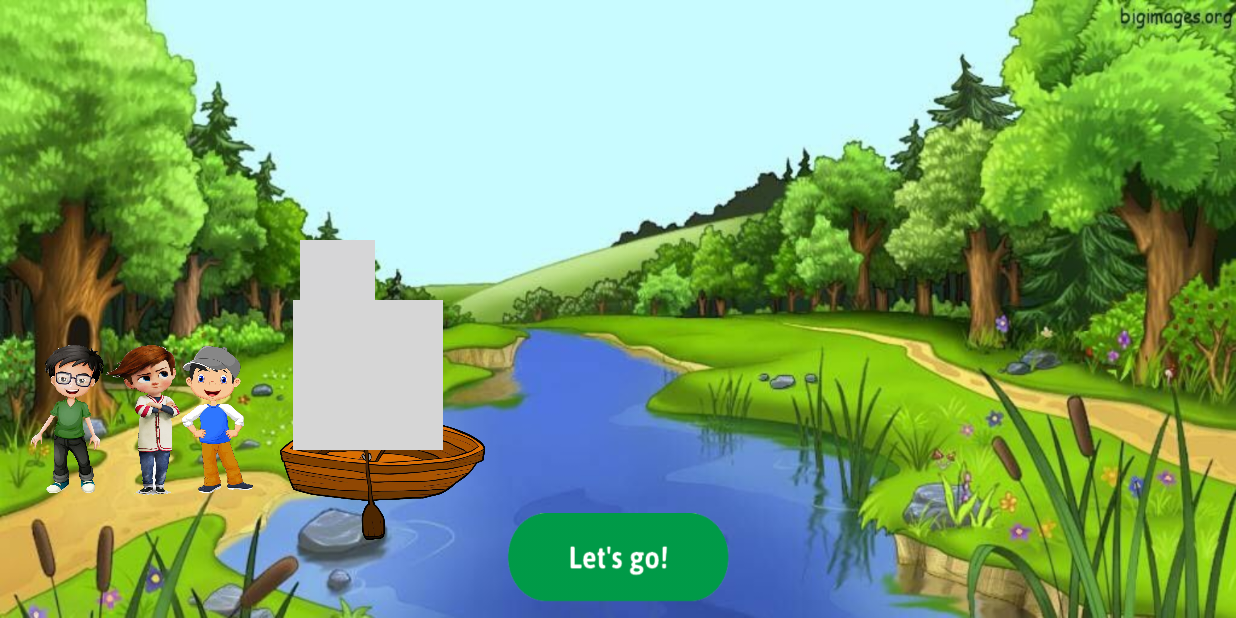
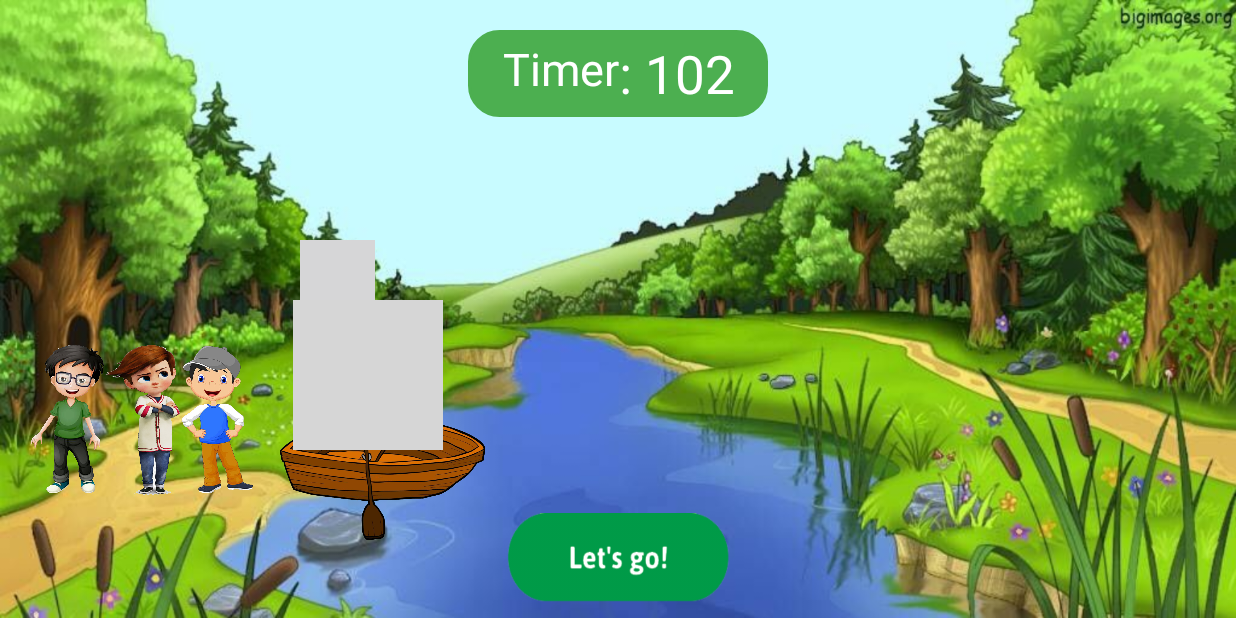
Before and after one commit to LayaArianpour/Zombies_Humans, an Android app: the MainActivity screen opened directly, with no data from a screen before it, after a tap on an icon or button, on a phone screen of 824 x 412 dp (held sideways). Run offline under Robolectric (Android 15) with nearby library versions, the phone set to English and light mode, and no system bars; 3 other taps on this screen came first; grey boxes are pictures that could not be loaded.

Commit message:
Part7: slow motion move Boat

```diff
--- a/app/src/main/java/com/example/zombies_humans/MainActivity.java
+++ b/app/src/main/java/com/example/zombies_humans/MainActivity.java
@@ -2,14 +2,19 @@ package com.example.zombies_humans;
 
 import androidx.appcompat.app.AppCompatActivity;
 
+import android.animation.ObjectAnimator;
 import android.content.Intent;
+import android.graphics.Color;
 import android.media.MediaParser;
 import android.media.MediaPlayer;
 import android.os.Bundle;
+import android.os.CountDownTimer;
+import android.provider.CalendarContract;
 import android.view.View;
 import android.widget.Button;
 import android.widget.ImageView;
 import android.widget.RelativeLayout;
+import android.widget.TextView;
 import android.widget.Toast;
 
 import java.util.HashMap;
@@ -19,13 +24,14 @@ public class MainActivity extends AppCompatActivity {
     private ImageView img_human1Left,img_human2Left,img_human3Left,img_human1Right,img_human2Right,img_human3Right;
     private ImageView img_zombie1Left,img_zombie2Left,img_zombie3Left,img_zombie1Right,img_zombie2Right,img_zombie3Right;
     private ImageView img_passenger1Left,img_passenger2Left,img_passenger1Right,img_passenger2Right,img_boatLeft,img_boatRight;
-    private RelativeLayout container_boatLeft,container_boatRight,container_gameOver,container_gameWin;
+    private RelativeLayout container_boatLeft,container_boatRight,container_gameOver,container_gameWin,container_timer;
+    private TextView txt_sec;
     private Button btn_go,btn_playAgain_gameOver,btn_playAgain_win;
     private boolean isHuman=false;
     private boolean boatInLeft=true;
     private boolean activeGame=true;
+    private boolean startBeep=false;
     HashMap<Object,Object> existenceOfBoatPassengers=new HashMap<>();
-   // HashMap<Object,String> nameOfBoatPassengers=new HashMap<>();
     HashMap<Object,Boolean> passengers_IsBoarding=new HashMap<>();
     int countOfHumansInLeft=3;
     int countOfHumansInRight=0;
@@ -33,7 +39,8 @@ public class MainActivity extends AppCompatActivity {
     int countOfZombiesInRight=0;
     int countOfPassengers=0;
     private ImageView passenger1,passenger2;
-    MediaPlayer mediaPlayer;
+    private MediaPlayer mediaPlayer;
+    private ObjectAnimator animator;
 
     @Override
     protected void onCreate(Bundle savedInstanceState) {
@@ -41,6 +48,13 @@ public class MainActivity extends AppCompatActivity {
         setContentView(R.layout.activity_main);
         mediaPlayer=MediaPlayer.create(MainActivity.this,R.raw.play);
         mediaPlayer.start();
+
+       /* Toast.makeText(MainActivity.this,"countOfHumansInLeft: "+String.valueOf(countOfHumansInLeft)+"\n"
+                +"countOfHumansInRight: "+String.valueOf(countOfHumansInLeft)+"\n"
+                +"countOfZombiesInLeft: "+String.valueOf(countOfZombiesInLeft)+"\n"
+                +"countOfZombiesInRight: "+String.valueOf(countOfZombiesInRight)+"\n"
+                +"countOfPassengers: "+String.valueOf(countOfPassengers),Toast.LENGTH_LONG);*/
+        txt_sec=findViewById(R.id.txt_sec);
 
         img_human1Left=findViewById(R.id.img_human1Left);
         img_human2Left=findViewById(R.id.img_human2Left);
@@ -68,6 +82,7 @@ public class MainActivity extends AppCompatActivity {
         container_boatRight=findViewById(R.id.container_boatRight);
         container_gameOver=findViewById(R.id.container_gameOver);
         container_gameWin=findViewById(R.id.container_gameWin);
+        container_timer=findViewById(R.id.container_timer);
 
         btn_go=findViewById(R.id.btn_go);
         btn_playAgain_gameOver=findViewById(R.id.btn_playAgain_Gameover);
@@ -93,6 +108,39 @@ public class MainActivity extends AppCompatActivity {
         existenceOfBoatPassengers.put(img_passenger1Right,null);
         existenceOfBoatPassengers.put(img_passenger2Right,null);
 
+
+        new CountDownTimer(110000, 1000) {
+            public void onTick(long millisUntilFinished) {
+                if (activeGame) {
+                    if (millisUntilFinished / 1000 == 10) {
+                        txt_sec.setTextColor(Color.RED);
+                    }
+                    if (millisUntilFinished / 1000 < 10) {
+                        if(!startBeep){
+                            mediaPlayer.stop();
+                            mediaPlayer=MediaPlayer.create(MainActivity.this,R.raw.beep);
+                            mediaPlayer.start();
+                            startBeep=true;
+                        }
+                        txt_sec.setText("00" + millisUntilFinished / 1000);
+                    } else if (millisUntilFinished / 1000 < 100) {
+                        txt_sec.setText("0" + millisUntilFinished / 1000);
+                    } else {
+                        txt_sec.setText("" + millisUntilFinished / 1000);
+                    }
+                }
+            }
+
+            public void onFinish() {
+                if(startBeep){
+                    mediaPlayer.stop();
+                    Toast.makeText(MainActivity.this,"Time Out...",Toast.LENGTH_SHORT);
+                }
+                if(activeGame) {
+                    gameOver();
+                }
+            }
+        }.start();
 
         img_human1Left.setOnClickListener(new View.OnClickListener() {
             @Override
@@ -306,7 +354,7 @@ public class MainActivity extends AppCompatActivity {
             if(isBoatInLeft){
                 if(passenger1!=null){
                     img_passenger1Right.setVisibility(View.VISIBLE);
-                    img_passenger1Left.setVisibility(View.INVISIBLE);
+                    //img_passenger1Left.setVisibility(View.INVISIBLE);
                     img_passenger1Right.setImageDrawable(passenger1.getDrawable());
                     existenceOfBoatPassengers.remove(img_passenger1Right);
                     existenceOfBoatPassengers.put(img_passenger1Right,passenger1);
@@ -315,21 +363,32 @@ public class MainActivity extends AppCompatActivity {
                 }
                 if(passenger2!=null){
                     img_passenger2Right.setVisibility(View.VISIBLE);
-                    img_passenger2Left.setVisibility(View.INVISIBLE);
+                    //img_passenger2Left.setVisibility(View.INVISIBLE);
                     img_passenger2Right.setImageDrawable(passenger2.getDrawable());
                     existenceOfBoatPassengers.remove(img_passenger2Right);
                     existenceOfBoatPassengers.put(img_passenger2Right,passenger2);
                     existenceOfBoatPassengers.remove(img_passenger2Left);
                     existenceOfBoatPassengers.put(img_passenger2Left,null);
                 }
+                animationOfMoveBoat(container_boatLeft,500f,5000);
+                new CountDownTimer(5500, 1000) {
+                    public void onTick(long millisUntilFinished) {
+                    }
+                    public void onFinish() {
+                        img_passenger1Left.setVisibility(View.INVISIBLE);
+                        img_passenger2Left.setVisibility(View.INVISIBLE);
                         container_boatLeft.setVisibility(View.INVISIBLE);
-                container_boatRight.setVisibility(View.VISIBLE);
+                        container_boatLeft.setTranslationX(-20f);
                         boatInLeft=false;
                         computingCountOfItems(passenger1,passenger2,true);
+                        container_boatRight.setVisibility(View.VISIBLE);
+
+                    }
+                }.start();
             }else{
                 if(passenger1!=null){
                     img_passenger1Left.setVisibility(View.VISIBLE);
-                    img_passenger1Right.setVisibility(View.INVISIBLE);
+                    //img_passenger1Right.setVisibility(View.INVISIBLE);
                     img_passenger1Left.setImageDrawable(passenger1.getDrawable());
                     existenceOfBoatPassengers.remove(img_passenger1Left);
                     existenceOfBoatPassengers.put(img_passenger1Left,passenger1);
@@ -338,21 +397,38 @@ public class MainActivity extends AppCompatActivity {
                 }
                 if(passenger2!=null){
                     img_passenger2Left.setVisibility(View.VISIBLE);
-                    img_passenger2Right.setVisibility(View.INVISIBLE);
+                    //img_passenger2Right.setVisibility(View.INVISIBLE);
                     img_passenger2Left.setImageDrawable(passenger2.getDrawable());
                     existenceOfBoatPassengers.remove(img_passenger2Left);
                     existenceOfBoatPassengers.put(img_passenger2Left,passenger2);
                     existenceOfBoatPassengers.remove(img_passenger2Right);
                     existenceOfBoatPassengers.put(img_passenger2Right,null);
                 }
+                animationOfMoveBoat(container_boatRight,-400f,5000);
+                new CountDownTimer(5500, 1000) {
+                    public void onTick(long millisUntilFinished) {
+                    }
+                    public void onFinish() {
+                        img_passenger1Right.setVisibility(View.INVISIBLE);
+                        img_passenger2Right.setVisibility(View.INVISIBLE);
                         container_boatRight.setVisibility(View.INVISIBLE);
-                container_boatLeft.setVisibility(View.VISIBLE);
+                        container_boatRight.setTranslationX(50f);
                         boatInLeft=true;
                         computingCountOfItems(passenger1,passenger2,false);
+                        container_boatLeft.setVisibility(View.VISIBLE);
+
+                    }
+                }.start();
             }
         }else{
             Toast.makeText(MainActivity.this,"Boat is Empty!!\nplease getting on boat passenger",Toast.LENGTH_SHORT).show();
         }
+    }
+
+    private void animationOfMoveBoat(RelativeLayout container,float lenght,long duration) {
+        animator=ObjectAnimator.ofFloat(container,"translationX",lenght);
+        animator.setDuration(duration);
+        animator.start();
     }
 
     private void getOffBoat(ImageView imgPassenger, boolean boatInLeft) {
@@ -384,8 +460,7 @@ public class MainActivity extends AppCompatActivity {
                 img_human3Right.setVisibility(View.INVISIBLE);
                 isObjectHuman=true;
             }
-           // computingCountOfItems(isObjectHuman,false,true);
-
+          //  computingCountOfItems(passenger1,passenger2,false);
         }else{
             if (img_zombie1Right.equals(nameOfObjectPassenger)||img_zombie1Left.equals(nameOfObjectPassenger)) {
                 img_zombie1Left.setVisibility(View.INVISIBLE);
@@ -412,7 +487,7 @@ public class MainActivity extends AppCompatActivity {
                 img_human3Right.setVisibility(View.VISIBLE);
                 isObjectHuman=true;
             }
-           // computingCountOfItems(isObjectHuman,false,false);
+          //  computingCountOfItems(passenger1,passenger2,true);
         }
         if(imgPassenger==img_passenger1Left || imgPassenger==img_passenger1Right){
             passenger1=null;
@@ -455,7 +530,6 @@ public class MainActivity extends AppCompatActivity {
                 existenceOfBoatPassengers.put(img_passenger1Left,imgInBoat);
                 passenger1=imgInBoat;
                 countOfPassengers++;
-               // computingCountOfItems(isHuman,true,true);
             }
             else if(existenceOfBoatPassengers.get(img_passenger2Left)==null){//if boat Passengers1 is empty
                 imgInBoat.setVisibility(View.INVISIBLE);
@@ -466,7 +540,6 @@ public class MainActivity extends AppCompatActivity {
                 existenceOfBoatPassengers.put(img_passenger2Left,imgInBoat);
                 passenger2=imgInBoat;
                 countOfPassengers++;
-               // computingCountOfItems(isHuman,true,true);
             }
             else{
                 Toast.makeText(MainActivity.this,"boat is full!!!!",Toast.LENGTH_SHORT).show();
@@ -481,7 +554,6 @@ public class MainActivity extends AppCompatActivity {
                 existenceOfBoatPassengers.put(img_passenger1Right,imgInBoat);
                 passenger1=imgInBoat;
                 countOfPassengers++;
-               // computingCountOfItems(isHuman,true,false);
             }
             else if(existenceOfBoatPassengers.get(img_passenger2Right)==null){ //if boat Passengers2 is empty
                 imgInBoat.setVisibility(View.INVISIBLE);
@@ -492,7 +564,6 @@ public class MainActivity extends AppCompatActivity {
                 existenceOfBoatPassengers.put(img_passenger2Right,imgInBoat);
                 passenger2=imgInBoat;
                 countOfPassengers++;
-               // computingCountOfItems(isHuman,true,false);
             }
             else{
                 Toast.makeText(MainActivity.this,"boat is full!!!!",Toast.LENGTH_SHORT).show();
@@ -532,58 +603,28 @@ public class MainActivity extends AppCompatActivity {
                 countOfHumansInRight--;
             }
         }
-        /*if(isHuman){
-            if(isLeftDirection){
-                if(isGettionOnBoat){
-                    countOfHumansInLeft--; //human getting on boat from left direction
-                }
-                else {
-                    countOfHumansInLeft++; //human get off boat in left direction
-                }
-            }
-            else{
-                if(isGettionOnBoat){
-                    countOfHumansInRight--; //human getting on boat from right direction
-                }
-                else {
-                    countOfHumansInRight++; //human get off boat in right direction
-                }
-            }
-        }
-        else{
-            if(isLeftDirection){
-                if(isGettionOnBoat){
-                    countOfZombiesInLeft--; //zombie getting on boat from left direction
-                }
-                else {
-                    countOfZombiesInLeft++; //zombie get off boat in left direction
-                }
-            }
-            else{
-                if(isGettionOnBoat){
-                    countOfZombiesInRight--; //zombie getting on boat from right direction
-                }
-                else {
-                    countOfZombiesInRight++; //zombie get off boat in right direction
-                }
-            }
-        }*/
 
         if((countOfHumansInLeft<countOfZombiesInLeft&&countOfHumansInLeft>=1) || (countOfHumansInRight<countOfZombiesInRight&&countOfHumansInRight>=1)){
-            mediaPlayer.stop();
-            mediaPlayer=MediaPlayer.create(MainActivity.this,R.raw.loser);
-            btn_go.setVisibility(View.GONE);
-            container_gameOver.setVisibility(View.VISIBLE);
-            activeGame=false;
+            gameOver();
         }
         else if(countOfZombiesInLeft==0 && countOfHumansInLeft==0 && countOfZombiesInRight==3 && countOfHumansInRight==3){
             mediaPlayer.stop();
             mediaPlayer=MediaPlayer.create(MainActivity.this,R.raw.win);
+            mediaPlayer.start();
             btn_go.setVisibility(View.GONE);
             container_gameWin.setVisibility(View.VISIBLE);
             activeGame=false;
         }
     }
 
+    private void gameOver() {
+        mediaPlayer.stop();
+        mediaPlayer=MediaPlayer.create(MainActivity.this,R.raw.loser);
+        mediaPlayer.start();
+        btn_go.setVisibility(View.GONE);
+        container_gameOver.setVisibility(View.VISIBLE);
+        activeGame=false;
+    }
+
 
 }
--- /dev/null
+++ b/app/src/main/res/drawable/ic_background_timer.xml
@@ -0,0 +1,7 @@
+<?xml version="1.0" encoding="utf-8"?>
+<shape xmlns:android="http://schemas.android.com/apk/res/android"
+    android:shape="rectangle">
+<solid android:color="#4CAF50"/>
+    <stroke android:color="#4CAF50" android:width="2dp"/>
+    <corners android:radius="20dp"/>
+</shape>
--- a/app/src/main/res/layout/activity_main.xml
+++ b/app/src/main/res/layout/activity_main.xml
@@ -6,6 +6,44 @@
     android:layout_height="match_parent"
     tools:context=".MainActivity"
     android:background="@drawable/n1">
+
+    <RelativeLayout
+        android:id="@+id/container_timer"
+        android:layout_width="200dp"
+        android:layout_height="wrap_content"
+        android:layout_centerHorizontal="true"
+        android:layout_marginTop="20dp"
+        android:background="@drawable/ic_background_timer"
+        android:padding="5dp">
+
+        <TextView
+            android:id="@+id/txt_timer"
+            android:layout_width="wrap_content"
+            android:layout_height="wrap_content"
+            android:textColor="#ffffff"
+            android:textSize="30dp"
+            android:text="Timer"
+            android:layout_marginLeft="18dp"/>
+        <TextView
+            android:id="@+id/txt_space"
+            android:layout_width="wrap_content"
+            android:layout_height="wrap_content"
+            android:textColor="#ffffff"
+            android:textSize="35dp"
+            android:text=": "
+            android:layout_toRightOf="@id/txt_timer"
+            />
+        <TextView
+            android:id="@+id/txt_sec"
+            android:layout_width="wrap_content"
+            android:layout_height="wrap_content"
+            android:textColor="#ffffff"
+            android:textSize="35dp"
+            android:text="000"
+            android:layout_toRightOf="@id/txt_space"/>
+
+    </RelativeLayout>
+
 
     <RelativeLayout
         android:id="@+id/container_zombieLeft"
@@ -141,8 +179,7 @@
         android:id="@+id/container_boatLeft"
         android:layout_width="wrap_content"
         android:layout_height="wrap_content"
-        android:layout_toRightOf="@id/container_humanLeft"
-        android:layout_marginTop="200dp"
+        android:layout_toRightOf="@id/container_humanLeft"        android:layout_marginTop="200dp"
         android:visibility="visible">
         <ImageView
             android:id="@+id/img_boatLeft"
@@ -172,15 +209,14 @@
         android:id="@+id/container_boatRight"
         android:layout_width="wrap_content"
         android:layout_height="wrap_content"
-        android:layout_toRightOf="@id/container_boatLeft"
-        android:layout_marginLeft="80dp"
+        android:layout_marginLeft="420dp"
         android:layout_marginTop="200dp"
         android:visibility="invisible">
         <ImageView
             android:id="@+id/img_boatRight"
             android:layout_width="170dp"
             android:layout_height="100dp"
-            android:src="@drawable/b_go_right"
+            android:src="@drawable/b_go_left"
             android:layout_marginTop="60dp"/>
         <ImageView
             android:id="@+id/img_passenger1Right"
--- a/app/src/main/res/values/colors.xml
+++ b/app/src/main/res/values/colors.xml
@@ -3,4 +3,7 @@
     <color name="colorPrimary">#000000</color>
     <color name="colorPrimaryDark">#000000</color>
     <color name="colorAccent">#03DAC5</color>
+    <color name="green">#4CAF50</color>
+    <color name="red">#FF0000</color>
+    <color name="white">#ffffff</color>
 </resources>
```
Also changed, not shown: 1 other file. Lines whose indentation alone changed are shown as unchanged.
